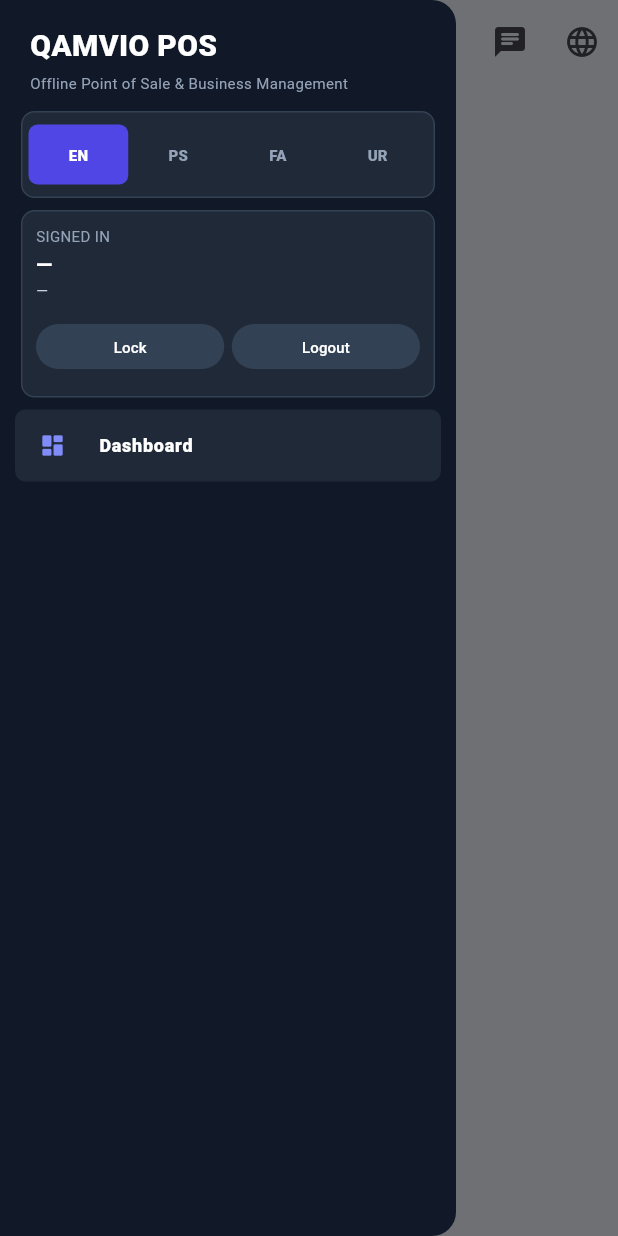
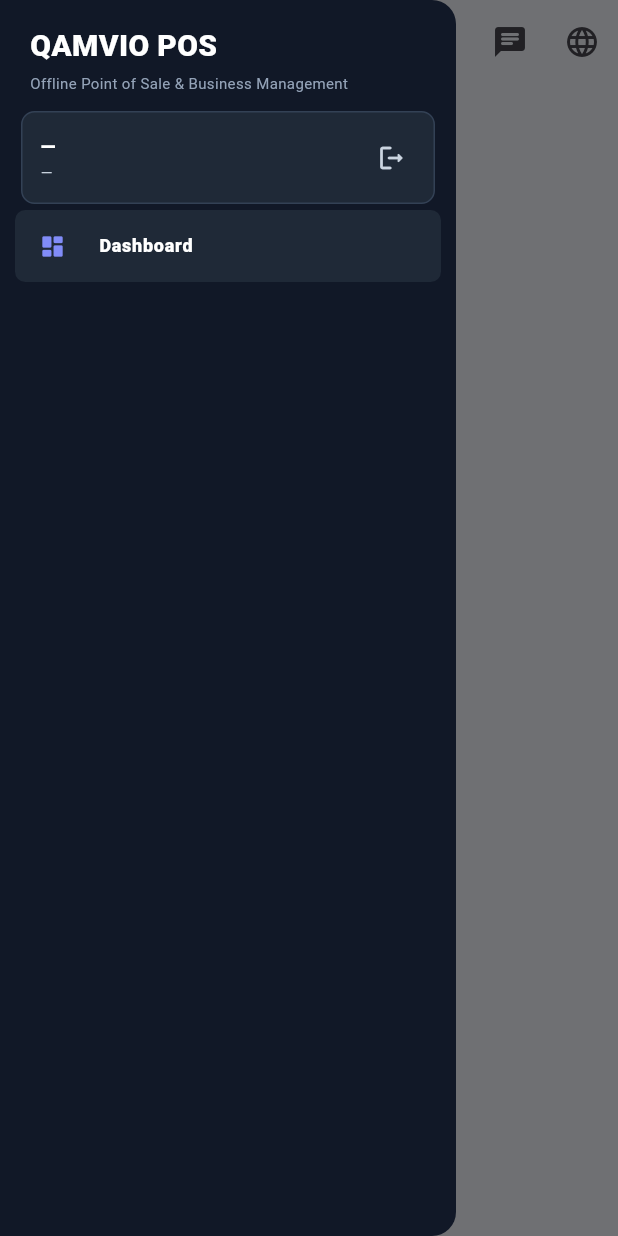
Before and after one commit to faisashahfaisa22-eng/OfflinePOS, a Flutter app: the DashboardPage screen opened directly, with the side drawer open, on a phone screen of 412 x 824 dp. Run offline on Flutter 3.47's test engine with Material 3 defaults, Android fonts, the phone set to English and light mode, and no system bars; our stand-ins replace flutter_secure_storage, pdf, printing, share_plus, shared_preferences, sqflite_sqlcipher and 1 more; missing offline and left inert: cryptography, workmanager; accounts and stored records are empty; statements that could not run were skipped.

Commit message:
Drawer: simplify header into one compact account row
- Remove the EN/PS/FA/UR switch from the drawer (language is already
  selectable from the globe icon in the app bar).
- Merge the SIGNED IN box into a single row: email + role with a logout
  icon. Lock and Logout ran the same code, so only Logout is kept.
- Remove the now-unused _languageSwitch and _smallAction helpers.

Co-Authored-By: Claude Sonnet 5.5 <noreply@anthropic.com>
Claude-Session: https://claude.ai/code/session_01SKHk2qCHAjgF1UUfbwK2WM

```diff
--- a/flutter_app/lib/features/dashboard/dashboard_page.dart
+++ b/flutter_app/lib/features/dashboard/dashboard_page.dart
@@ -1051,31 +1051,27 @@ class _V15NavigationDrawerState extends State<V15NavigationDrawer> {
                 ],
               ),
             ),
-            _languageSwitch(context),
-            const SizedBox(height: 8),
             Container(
               margin: const EdgeInsets.symmetric(horizontal: 4),
-              padding: const EdgeInsets.all(9),
+              padding: const EdgeInsets.fromLTRB(12, 6, 4, 6),
               decoration: BoxDecoration(
                 color: const Color(0xFF1F2937),
                 borderRadius: BorderRadius.circular(9),
                 border: Border.all(color: const Color(0xFF334155)),
               ),
+              child: Row(
+                children: [
+                  Expanded(
                     child: Column(
                       crossAxisAlignment: CrossAxisAlignment.start,
                       children: [
-                  const Text(
-                    'SIGNED IN',
-                    style: TextStyle(
-                      color: Color(0xFF94A3B8),
-                      fontSize: 10,
-                    ),
-                  ),
-                  const SizedBox(height: 2),
                         Text(
                           user?.loginId ?? '—',
+                          maxLines: 1,
+                          overflow: TextOverflow.ellipsis,
                           style: const TextStyle(
                             color: Colors.white,
+                            fontSize: 13,
                             fontWeight: FontWeight.w800,
                           ),
                         ),
@@ -1086,36 +1082,28 @@ class _V15NavigationDrawerState extends State<V15NavigationDrawer> {
                             fontSize: 10,
                           ),
                         ),
-                  const SizedBox(height: 7),
-                  Row(
-                    children: [
-                      Expanded(
-                        child: _smallAction('Lock', () async {
+                      ],
+                    ),
+                  ),
+                  IconButton(
+                    tooltip: 'Logout',
+                    icon: const Icon(
+                      Icons.logout_rounded,
+                      color: Color(0xFFCBD5E1),
+                      size: 20,
+                    ),
+                    onPressed: () async {
                       Navigator.pop(context);
                       try {
-                            await CloudBackupService.instance
-                                .prepareBackupFile();
+                        await CloudBackupService.instance.prepareBackupFile();
                       } catch (_) {}
                       await LocalAuthService.instance.logout();
-                        }),
-                      ),
-                      const SizedBox(width: 5),
-                      Expanded(
-                        child: _smallAction('Logout', () async {
-                          Navigator.pop(context);
-                          try {
-                            await CloudBackupService.instance
-                                .prepareBackupFile();
-                          } catch (_) {}
-                          await LocalAuthService.instance.logout();
-                        }),
-                      ),
-                    ],
+                    },
                   ),
                 ],
               ),
             ),
-            const SizedBox(height: 8),
+            const SizedBox(height: 4),
             _navButton(
               context,
               'Dashboard',
@@ -1157,67 +1145,6 @@ class _V15NavigationDrawerState extends State<V15NavigationDrawer> {
     );
   }
 
-  Widget _languageSwitch(BuildContext context) {
-    final lc = LanguageController.instance;
-
-    Widget button(String text, AppLanguage lang) => Expanded(
-          child: TextButton(
-            style: TextButton.styleFrom(
-              foregroundColor: lc.language == lang
-                  ? Colors.white
-                  : const Color(0xFF94A3B8),
-              backgroundColor: lc.language == lang
-                  ? const Color(0xFF4F46E5)
-                  : Colors.transparent,
-              padding: const EdgeInsets.symmetric(vertical: 6),
-              shape: RoundedRectangleBorder(
-                borderRadius: BorderRadius.circular(6),
-              ),
-            ),
-            onPressed: () => lc.setLanguage(lang),
-            child: Text(
-              text,
-              style: const TextStyle(
-                fontSize: 10,
-                fontWeight: FontWeight.w800,
-              ),
-            ),
-          ),
-        );
-
-    return Container(
-      margin: const EdgeInsets.symmetric(horizontal: 4),
-      padding: const EdgeInsets.all(4),
-      decoration: BoxDecoration(
-        color: const Color(0xFF1F2937),
-        borderRadius: BorderRadius.circular(9),
-        border: Border.all(color: const Color(0xFF334155)),
-      ),
-      child: Row(
-        children: [
-          button('EN', AppLanguage.english),
-          button('PS', AppLanguage.pashto),
-          button('FA', AppLanguage.dari),
-          button('UR', AppLanguage.urdu),
-        ],
-      ),
-    );
-  }
-
-  Widget _smallAction(String label, VoidCallback action) => TextButton(
-        style: TextButton.styleFrom(
-          backgroundColor: const Color(0xFF334155),
-          foregroundColor: Colors.white,
-          padding: const EdgeInsets.symmetric(vertical: 5),
-          minimumSize: const Size(0, 30),
-        ),
-        onPressed: action,
-        child: Text(
-          label,
-          style: const TextStyle(fontSize: 10),
-        ),
-      );
-
   Widget _navButton(
     BuildContext context,
     String label,
```
Lines whose indentation alone changed are shown as unchanged.
